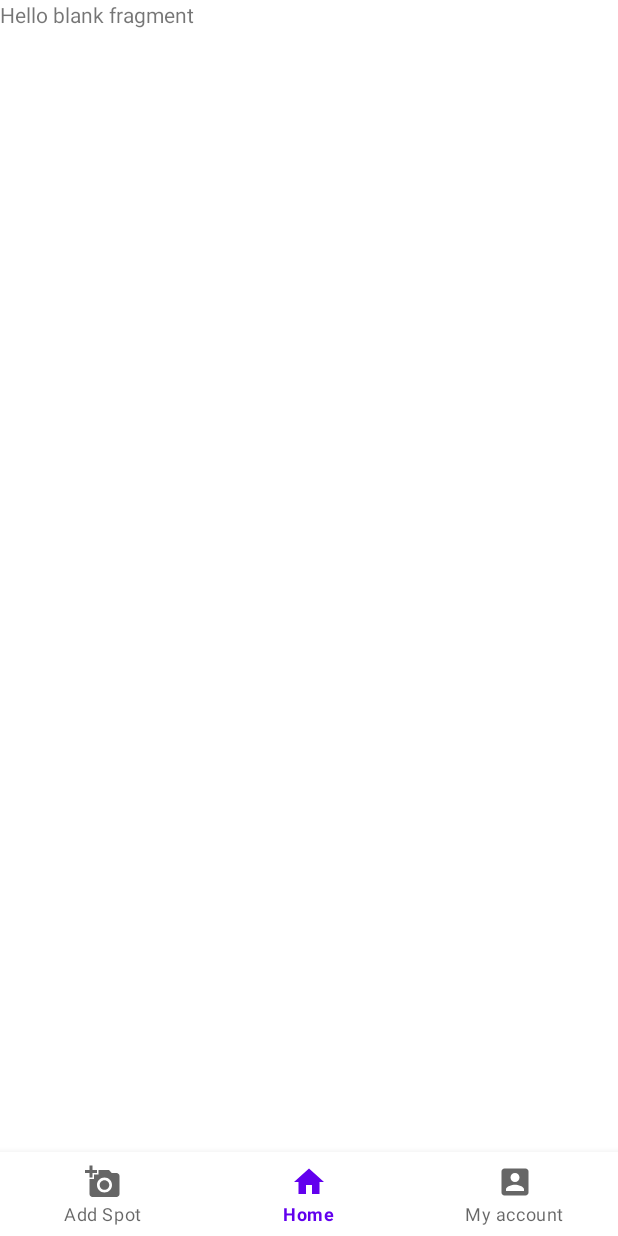
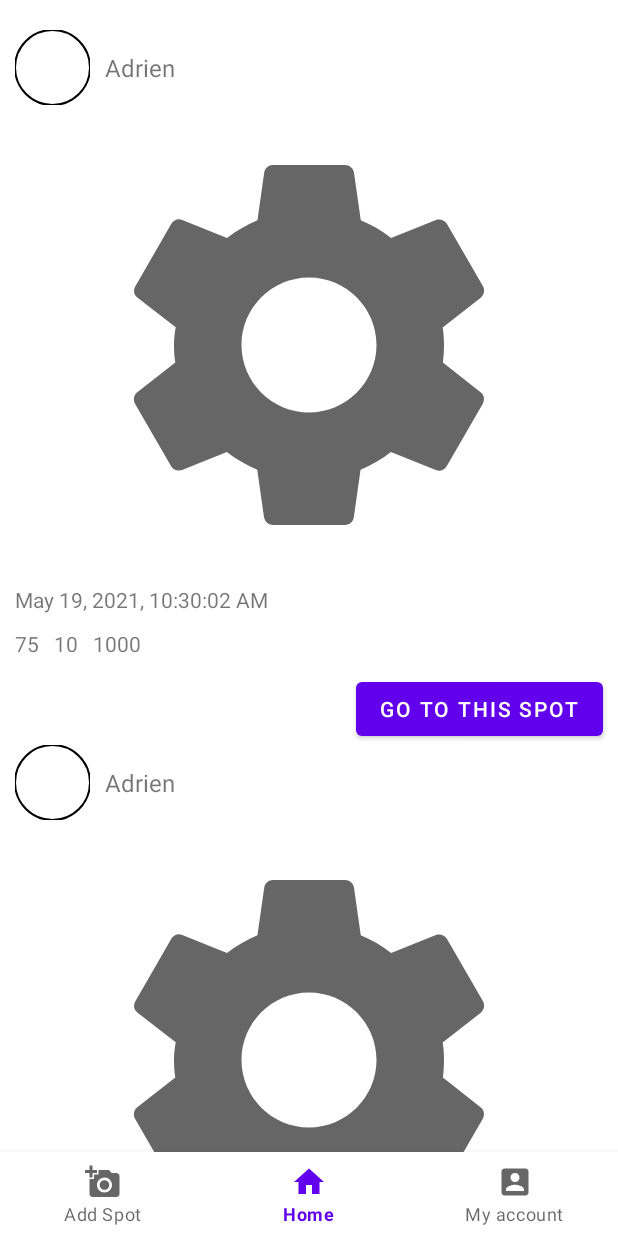
Before and after one commit to AdrienCastanie/GetMySpotClient, an Android app: the screen it shows after launch (MainActivity), on a phone screen of 412 x 824 dp. Run offline under Robolectric (Android 15) with nearby library versions, the phone set to English and light mode, and no system bars; our stand-ins replace navigation-ui; 1 statement that could not run was skipped.

Commit message:
recycler spots home

```diff
--- a/app/src/main/java/com/eseo/getmyspot/view/main/fragments/HomeFragment.kt
+++ b/app/src/main/java/com/eseo/getmyspot/view/main/fragments/HomeFragment.kt
@@ -1,12 +1,22 @@
 package com.eseo.getmyspot.view.main.fragments
 
+import android.content.Intent
+import android.location.Location
+import android.net.Uri
 import android.os.Bundle
 import androidx.fragment.app.Fragment
 import android.view.LayoutInflater
 import android.view.View
 import android.view.ViewGroup
+import android.widget.ImageView
 import android.widget.Toast
+import androidx.recyclerview.widget.LinearLayoutManager
+import androidx.recyclerview.widget.RecyclerView
 import com.eseo.getmyspot.R
+import com.eseo.getmyspot.data.models.SpotModel
+import com.eseo.getmyspot.view.main.adapter.SpotsAdapter
+import com.eseo.getmyspot.view.settings.SettingsActivity
+import java.time.LocalDateTime
 
 class HomeFragment : Fragment() {
 
@@ -24,7 +34,26 @@ class HomeFragment : Fragment() {
 
     override fun onResume() {
         super.onResume()
-        Toast.makeText(requireContext(), "HOME", Toast.LENGTH_SHORT).show()
+        view?.apply {
+            findViewById<RecyclerView>(R.id.rvSpots).layoutManager = LinearLayoutManager(requireContext())
+            var position = Location("position")
+            position.longitude = 41.0
+            position.latitude = 41.0
+            findViewById<RecyclerView>(R.id.rvSpots).adapter = SpotsAdapter(arrayOf(
+                SpotModel("Adrien", null,"75", LocalDateTime.now(), position, "10", "1000", null),
+                SpotModel("Adrien", null,"75", LocalDateTime.now(), position, "10", "1000", null),
+                SpotModel("Adrien", null,"75", LocalDateTime.now(), position, "10", "1000", null),
+                SpotModel("Adrien", null,"75", LocalDateTime.now(), position, "10", "1000", null)
+            )
+            ) {
+                startActivity(
+                    Intent(
+                        Intent.ACTION_VIEW,
+                        Uri.parse("geo:" + position.latitude + "," + position.longitude)
+                    )
+                )
+            }
+        }
     }
 
     companion object {
--- a/app/src/main/res/layout/fragment_home.xml
+++ b/app/src/main/res/layout/fragment_home.xml
@@ -1,14 +1,14 @@
 <?xml version="1.0" encoding="utf-8"?>
-<FrameLayout xmlns:android="http://schemas.android.com/apk/res/android"
+<androidx.constraintlayout.widget.ConstraintLayout xmlns:android="http://schemas.android.com/apk/res/android"
     xmlns:tools="http://schemas.android.com/tools"
     android:layout_width="match_parent"
     android:layout_height="match_parent"
     tools:context=".view.main.fragments.HomeFragment">
 
-    <!-- TODO: Update blank fragment layout -->
-    <TextView
+    <androidx.recyclerview.widget.RecyclerView
+        android:id="@+id/rvSpots"
         android:layout_width="match_parent"
         android:layout_height="match_parent"
-        android:text="@string/hello_blank_fragment" />
+        android:layout_marginTop="20dp"/>
 
-</FrameLayout>
+</androidx.constraintlayout.widget.ConstraintLayout>
```
